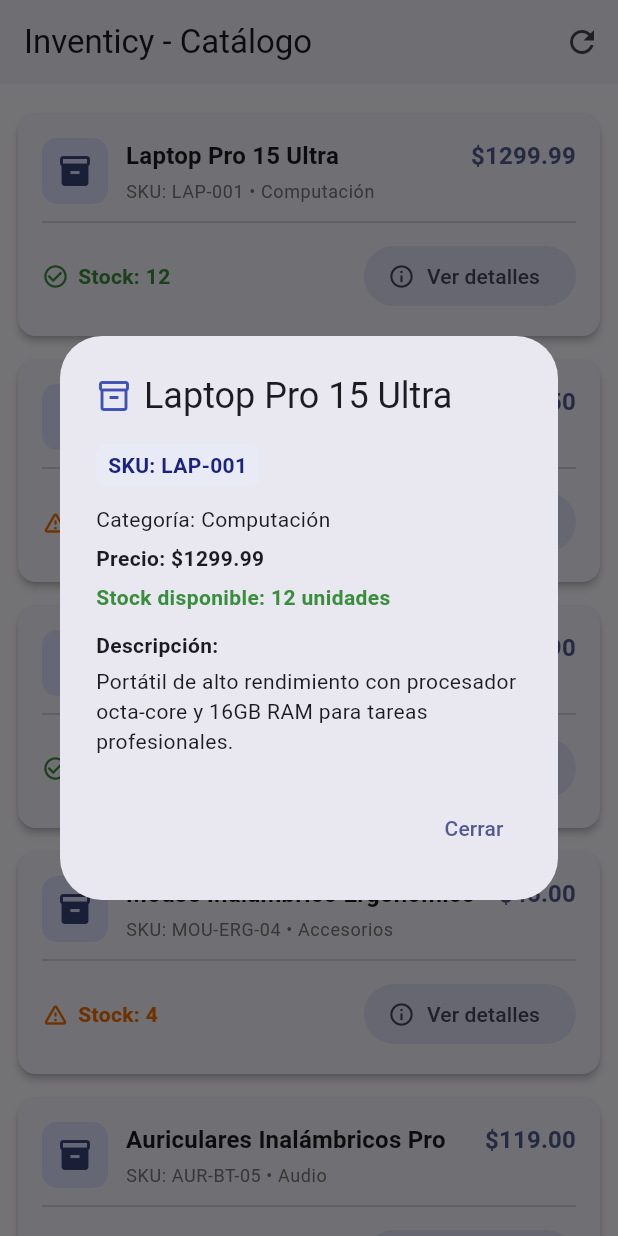
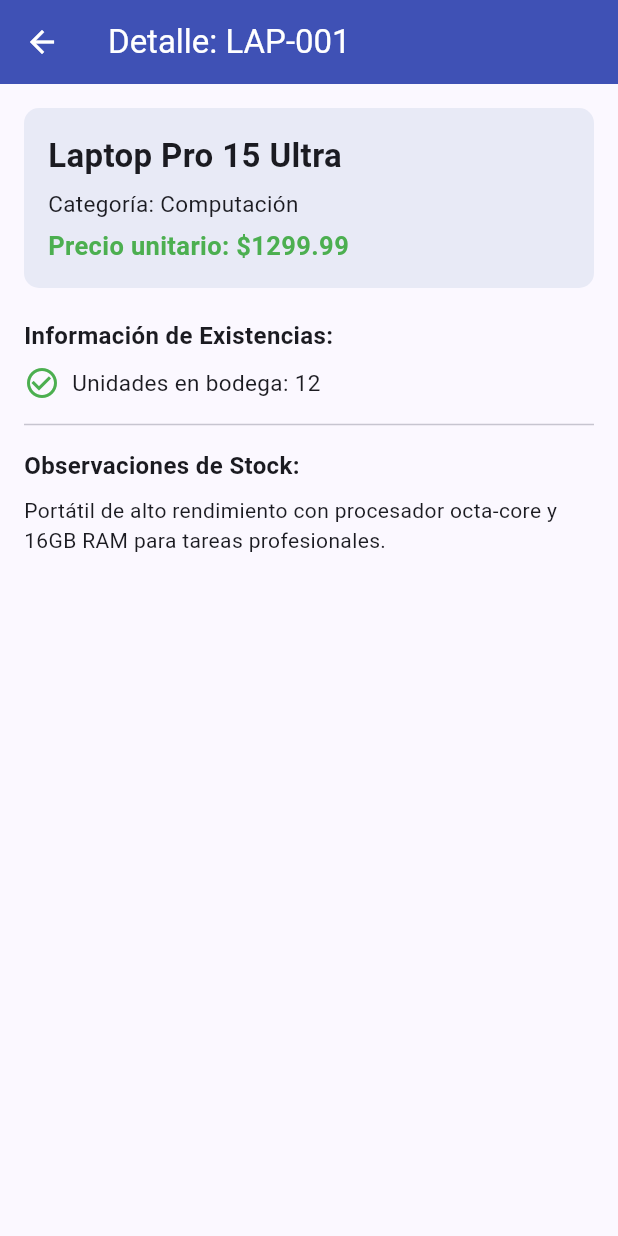
Before and after one commit to jerros57/inventicy, a Flutter app: the screen it shows after launch, after a tap on "Ver detalles", on a phone screen of 412 x 824 dp. Run offline on Flutter 3.47's test engine with Material 3 defaults, Android fonts, the phone set to English and light mode, and no system bars.

Commit message:
Creación de Pantalla 2 (DetailScreen) y documentación inicial en README
- Maquetación de la pantalla de detalle para visualización técnica de stock y especificaciones.
- Implementación de constructor receptor de parámetros tipados (ItemInventario).
- Creación del archivo README.md con arquitectura modular e instrucciones de ejecución.

```diff
--- /dev/null
+++ b/lib/screens/detail_screen.dart
@@ -0,0 +1,78 @@
+import 'package:flutter/material.dart';
+import '../models/item_inventario.dart';
+
+class DetailScreen extends StatelessWidget {
+  final ItemInventario item;
+
+  const DetailScreen({super.key, required this.item});
+
+  @override
+  Widget build(BuildContext context) {
+    return Scaffold(
+      appBar: AppBar(
+        title: Text('Detalle: ${item.codigoSku}'),
+        backgroundColor: Colors.indigo,
+        foregroundColor: Colors.white,
+        leading: IconButton(
+          icon: const Icon(Icons.arrow_back),
+          onPressed: () => Navigator.pop(context),
+        ),
+      ),
+      body: SingleChildScrollView(
+        padding: const EdgeInsets.all(16.0),
+        child: Column(
+          crossAxisAlignment: CrossAxisAlignment.start,
+          children: [
+            Container(
+              width: double.infinity,
+              padding: const EdgeInsets.all(16),
+              decoration: BoxDecoration(
+                color: Colors.indigo.shade50,
+                borderRadius: BorderRadius.circular(10),
+              ),
+              child: Column(
+                crossAxisAlignment: CrossAxisAlignment.start,
+                children: [
+                  Text(
+                    item.nombre,
+                    style: const TextStyle(fontSize: 22, fontWeight: FontWeight.bold),
+                  ),
+                  const SizedBox(height: 6),
+                  Text('Categoría: ${item.categoria}', style: const TextStyle(fontSize: 15)),
+                  const SizedBox(height: 6),
+                  Text(
+                    'Precio unitario: \$${item.precio.toStringAsFixed(2)}',
+                    style: const TextStyle(fontSize: 17, fontWeight: FontWeight.w600, color: Colors.green),
+                  ),
+                ],
+              ),
+            ),
+            const SizedBox(height: 20),
+            const Text(
+              'Información de Existencias:',
+              style: TextStyle(fontWeight: FontWeight.bold, fontSize: 16),
+            ),
+            const SizedBox(height: 8),
+            Row(
+              children: [
+                Icon(
+                  item.stock > 5 ? Icons.check_circle_outline : Icons.warning_amber_rounded,
+                  color: item.stock > 5 ? Colors.green : Colors.orange,
+                ),
+                const SizedBox(width: 8),
+                Text('Unidades en bodega: ${item.stock}', style: const TextStyle(fontSize: 15)),
+              ],
+            ),
+            const Divider(height: 32),
+            const Text(
+              'Observaciones de Stock:',
+              style: TextStyle(fontWeight: FontWeight.bold, fontSize: 16),
+            ),
+            const SizedBox(height: 8),
+            Text(item.descripcion, style: const TextStyle(fontSize: 14, height: 1.4)),
+          ],
+        ),
+      ),
+    );
+  }
+}
--- a/lib/screens/home_screen.dart
+++ b/lib/screens/home_screen.dart
@@ -1,5 +1,7 @@
 import 'package:flutter/material.dart';
 import '../models/item_inventario.dart';
+
+import 'detail_screen.dart';
 
 class HomeScreen extends StatelessWidget {
   const HomeScreen({super.key});
@@ -58,66 +60,10 @@ class HomeScreen extends StatelessWidget {
   ];
 
   void _mostrarDetalles(BuildContext context, ItemInventario item) {
-    showDialog(
-      context: context,
-      builder: (ctx) => AlertDialog(
-        title: Row(
-          children: [
-            const Icon(Icons.inventory_2_outlined, color: Colors.indigo),
-            const SizedBox(width: 8),
-            Expanded(child: Text(item.nombre)),
-          ],
-        ),
-        content: SingleChildScrollView(
-          child: Column(
-            crossAxisAlignment: CrossAxisAlignment.start,
-            mainAxisSize: MainAxisSize.min,
-            children: [
-              Container(
-                padding: const EdgeInsets.symmetric(horizontal: 8, vertical: 4),
-                decoration: BoxDecoration(
-                  color: Colors.indigo.shade50,
-                  borderRadius: BorderRadius.circular(6),
-                ),
-                child: Text(
-                  'SKU: ${item.codigoSku}',
-                  style: TextStyle(
-                    fontWeight: FontWeight.bold,
-                    color: Colors.indigo.shade900,
-                  ),
-                ),
-              ),
-              const SizedBox(height: 12),
-              Text('Categoría: ${item.categoria}'),
-              const SizedBox(height: 6),
-              Text(
-                'Precio: \$${item.precio.toStringAsFixed(2)}',
-                style: const TextStyle(fontWeight: FontWeight.w600),
-              ),
-              const SizedBox(height: 6),
-              Text(
-                'Stock disponible: ${item.stock} unidades',
-                style: TextStyle(
-                  color: item.stock < 5 ? Colors.red.shade700 : Colors.green.shade700,
-                  fontWeight: FontWeight.bold,
-                ),
-              ),
-              const SizedBox(height: 12),
-              const Text(
-                'Descripción:',
-                style: TextStyle(fontWeight: FontWeight.bold),
-              ),
-              const SizedBox(height: 4),
-              Text(item.descripcion),
-            ],
-          ),
-        ),
-        actions: [
-          TextButton(
-            onPressed: () => Navigator.of(ctx).pop(),
-            child: const Text('Cerrar'),
-          ),
-        ],
+    Navigator.push(
+      context,
+      MaterialPageRoute(
+        builder: (context) => DetailScreen(item: item),
       ),
     );
   }
```
Also changed, not shown: 2 other files.
